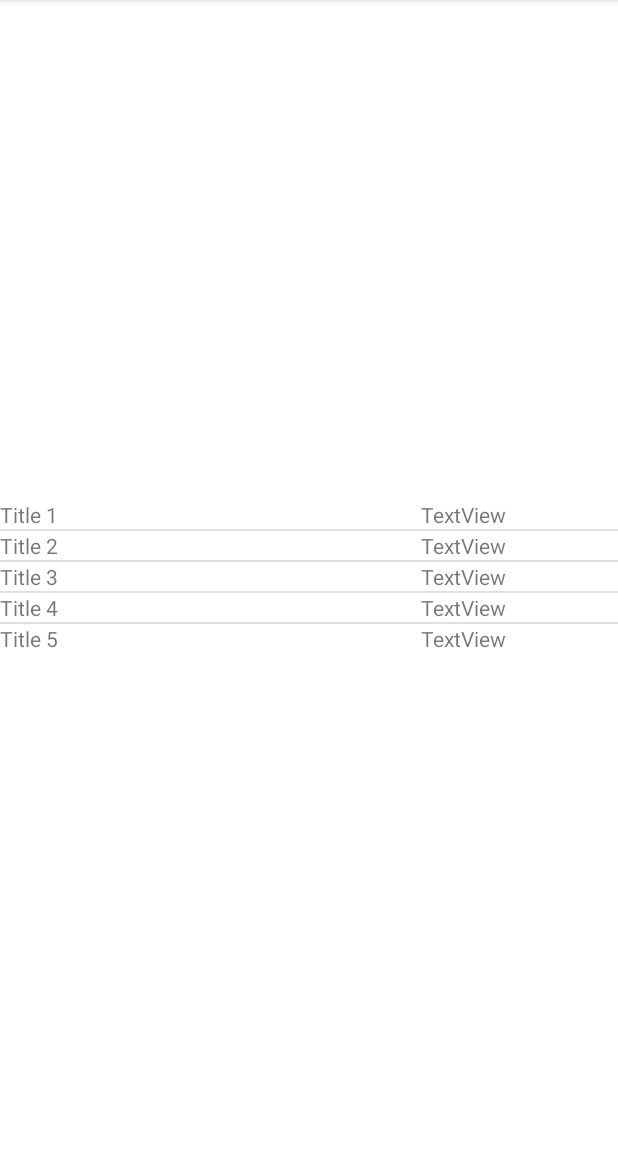
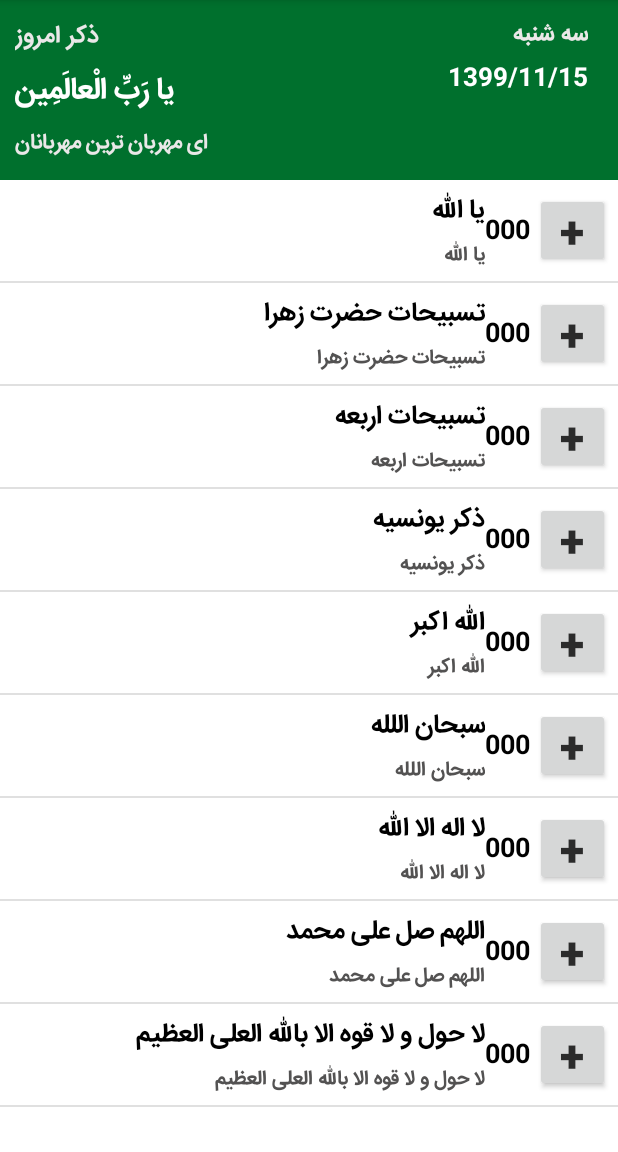
Before and after one commit to mustafapoya/dailyzekr, an Android app: the fragment ZekrsFragment shown on its own in the app's theme, on a phone screen of 412 x 824 dp, the part 84-1236 px from its top. Run offline under Robolectric (Android 15) with nearby library versions, the phone set to English and light mode, and no system bars; our stand-ins replace AdMob.

Commit message:
daily zekr list update

```diff
--- a/app/src/main/java/com/ellia/dailyzekr/ui/zekrs/MyListAdapter.java
+++ b/app/src/main/java/com/ellia/dailyzekr/ui/zekrs/MyListAdapter.java
@@ -30,6 +30,9 @@ public class MyListAdapter extends ArrayAdapter<String> {
         TextView titleText = (TextView) rowView.findViewById(R.id.txtTitle);
         titleText.setText(maintitle[position]);
 
+        TextView titleTrans = (TextView) rowView.findViewById(R.id.txtTitleTrans);
+        titleTrans.setText(maintitle[position]);
+
         return rowView;
 
     };
--- a/app/src/main/java/com/ellia/dailyzekr/ui/zekrs/ZekrsFragment.java
+++ b/app/src/main/java/com/ellia/dailyzekr/ui/zekrs/ZekrsFragment.java
@@ -2,6 +2,7 @@ package com.ellia.dailyzekr.ui.zekrs;
 
 import android.content.Context;
 import android.os.Bundle;
+import android.util.Log;
 import android.view.LayoutInflater;
 import android.view.View;
 import android.view.ViewGroup;
@@ -24,15 +25,27 @@ public class ZekrsFragment extends Fragment {
 
     ListView list;
     String[] maintitle = {
-            "Title 1","Title 2",
-            "Title 3","Title 4",
-            "Title 5",
+            "یا الله",
+            "تسبیحات حضرت زهرا",
+            "تسبیحات اربعه",
+            "ذکر یونسیه",
+            "الله اکبر",
+            "سبحان اللله",
+            "لا اله الا الله",
+            "اللهم صل علی محمد",
+            "لا حول و لا قوه الا بالله العلی العظیم"
     };
 
     String[] subtitle = {
-            "Sub Title 1","Sub Title 2",
-            "Sub Title 3","Sub Title 4",
-            "Sub Title 5",
+            "ای خدا",
+            "الله اکبر، الحمدالله، سبحان الله",
+            "سبحان الله، و الحمدالله، و لا اله الا الله",
+            "لا اله الا انت سبحانک انی کنت من الظالمین",
+            "",
+            "خدا بزرگ است",
+            "منزه است خداوند",
+            "خدایا درود بفرست بر محمد و آل محمد",
+            "جنبش و نیرویی نیست جز به خدای والای بزرگ"
     };
 
     public View onCreateView(@NonNull LayoutInflater inflater, @Nullable ViewGroup container, @Nullable Bundle savedInstanceState) {
@@ -50,6 +63,7 @@ public class ZekrsFragment extends Fragment {
             public void onItemClick(AdapterView<?> parent, View view,int position, long id) {
             if(position == 0) {
                 Toast.makeText(context,"Place Your First Option Code",Toast.LENGTH_SHORT).show();
+                Log.d("list_click", "Item clicked");
             }
             else if(position == 1) {
                 Toast.makeText(context,"Place Your Second Option Code",Toast.LENGTH_SHORT).show();
@@ -63,7 +77,6 @@ public class ZekrsFragment extends Fragment {
             else if(position == 4) {
                 Toast.makeText(context,"Place Your Fifth Option Code",Toast.LENGTH_SHORT).show();
             }
-
             }
         });
 
--- a/app/src/main/res/layout/fragment_zekrs.xml
+++ b/app/src/main/res/layout/fragment_zekrs.xml
@@ -7,11 +7,97 @@
     app:chainUseRtl="false"
     android:layout_height="match_parent">
 
+    <androidx.constraintlayout.widget.ConstraintLayout
+        android:id="@+id/constraintLayout"
+        android:layout_width="0dp"
+        android:layout_height="120sp"
+        android:background="@color/colorPrimary"
+        app:layout_constraintEnd_toEndOf="parent"
+        app:layout_constraintStart_toStartOf="parent"
+        app:layout_constraintTop_toTopOf="parent">
+
+        <TextView
+            android:id="@+id/txtTitleTodayZekr"
+            android:layout_width="wrap_content"
+            android:layout_height="wrap_content"
+            android:layout_marginStart="10dp"
+            android:layout_marginTop="10dp"
+            android:fontFamily="@font/iran_sans_bold"
+            android:text="ذکر امروز"
+            android:textColor="#EAE8E8"
+            android:textSize="16sp"
+            app:layout_constraintStart_toStartOf="parent"
+            app:layout_constraintTop_toTopOf="parent" />
+
+        <TextView
+            android:id="@+id/txtTodayZekr"
+            android:layout_width="wrap_content"
+            android:layout_height="wrap_content"
+            android:layout_marginStart="10dp"
+            android:layout_marginTop="5dp"
+            android:fontFamily="@font/iran_sans_bold"
+            android:text="یا رَبِّ الْعالَمِین"
+            android:textColor="#fff"
+            android:textSize="20sp"
+            app:layout_constraintStart_toStartOf="parent"
+            app:layout_constraintTop_toBottomOf="@+id/txtTitleTodayZekr" />
+
+        <TextView
+            android:id="@+id/txtTodayZekrTrans"
+            android:layout_width="wrap_content"
+            android:layout_height="wrap_content"
+            android:layout_marginStart="10dp"
+            android:layout_marginTop="5dp"
+            android:fontFamily="@font/iran_sans_family"
+            android:text="ای مهربان ترین مهربانان"
+            android:textColor="#EAE8E8"
+            android:textSize="14sp"
+            app:layout_constraintStart_toStartOf="parent"
+            app:layout_constraintTop_toBottomOf="@+id/txtTodayZekr" />
+
+        <TextView
+            android:id="@+id/txtTodayName"
+            android:layout_width="wrap_content"
+            android:layout_height="wrap_content"
+            android:layout_marginTop="10dp"
+            android:layout_marginEnd="20dp"
+            android:fontFamily="@font/iran_sans_family"
+            android:text="سه شنبه"
+            android:textColor="#EAE8E8"
+            android:textSize="15sp"
+            app:layout_constraintEnd_toEndOf="parent"
+            app:layout_constraintTop_toTopOf="parent" />
+
+        <TextView
+            android:id="@+id/textView6"
+            android:layout_width="wrap_content"
+            android:layout_height="wrap_content"
+            android:layout_marginTop="2dp"
+            android:layout_marginEnd="20dp"
+            android:text="1399/11/15"
+            android:textColor="#fff"
+            android:textSize="17sp"
+            android:textStyle="bold"
+            app:layout_constraintEnd_toEndOf="parent"
+            app:layout_constraintTop_toBottomOf="@+id/txtTodayName" />
+    </androidx.constraintlayout.widget.ConstraintLayout>
+
+    <com.google.android.gms.ads.AdView
+        android:id="@+id/homeAdView"
+        android:layout_width="match_parent"
+        android:layout_height="wrap_content"
+        android:layout_alignParentTop="true"
+        app:adSize="BANNER"
+        app:adUnitId="ca-app-pub-9778979220370457/5019065183"
+        app:layout_constraintBottom_toBottomOf="parent"
+        app:layout_constraintEnd_toEndOf="parent" />
+
     <ListView
         android:id="@+id/list_zekrs"
         android:layout_width="match_parent"
-        android:layout_height="wrap_content"
-        app:layout_constraintBottom_toBottomOf="parent"
+        android:layout_height="0dp"
+        app:layout_constraintBottom_toTopOf="@+id/homeAdView"
+        app:layout_constraintEnd_toEndOf="parent"
         app:layout_constraintStart_toStartOf="parent"
-        app:layout_constraintTop_toTopOf="parent"></ListView>
+        app:layout_constraintTop_toBottomOf="@+id/constraintLayout" />
 </androidx.constraintlayout.widget.ConstraintLayout>
--- a/app/src/main/res/layout/list_custom_zekr.xml
+++ b/app/src/main/res/layout/list_custom_zekr.xml
@@ -1,29 +1,67 @@
 <?xml version="1.0" encoding="utf-8"?>
-<androidx.constraintlayout.widget.ConstraintLayout
-    xmlns:android="http://schemas.android.com/apk/res/android"
+<androidx.constraintlayout.widget.ConstraintLayout xmlns:android="http://schemas.android.com/apk/res/android"
     xmlns:app="http://schemas.android.com/apk/res-auto"
     xmlns:tools="http://schemas.android.com/tools"
     android:layout_width="match_parent"
-    android:layout_height="match_parent">
+
+    android:padding="5dp"
+    android:layout_height="70dp">
 
     <TextView
         android:id="@+id/txtTitle"
-        android:layout_width="wrap_content"
+        android:layout_width="0dp"
         android:layout_height="wrap_content"
-        android:text="TextView"
-        app:layout_constraintBottom_toBottomOf="parent"
+        android:layout_marginStart="5dp"
+        android:ellipsize="end"
+        android:fontFamily="@font/iran_sans_family"
+        android:maxLines="1"
+        android:text="یا الله"
+        android:textColor="#000"
+        android:textSize="17sp"
+        app:layout_constraintEnd_toStartOf="@+id/textView4"
         app:layout_constraintStart_toStartOf="parent"
         app:layout_constraintTop_toTopOf="parent" />
 
     <TextView
-        android:id="@+id/txtSubTitle"
+        android:id="@+id/txtTitleTrans"
+        android:layout_width="0dp"
+        android:layout_height="wrap_content"
+        android:layout_marginStart="5dp"
+        android:layout_marginTop="3dp"
+        android:fontFamily="@font/iran_sans_family"
+        android:text="ای خدا"
+        android:textColor="#535252"
+        android:textSize="13sp"
+        android:maxLines="1"
+        android:ellipsize="end"
+        app:layout_constraintEnd_toStartOf="@+id/textView4"
+        app:layout_constraintStart_toStartOf="parent"
+        app:layout_constraintTop_toBottomOf="@+id/txtTitle" />
+
+    <Button
+        android:id="@+id/button"
+        android:layout_width="50dp"
+        android:layout_height="50dp"
+        android:padding="0dp"
+        android:text="+"
+        android:textColor="#2B2B2B"
+        android:textSize="30dp"
+        android:textStyle="bold"
+        app:layout_constraintBottom_toBottomOf="parent"
+        app:layout_constraintEnd_toEndOf="parent"
+        app:layout_constraintTop_toTopOf="parent" />
+
+    <TextView
+        android:id="@+id/textView4"
         android:layout_width="wrap_content"
         android:layout_height="wrap_content"
-        android:layout_marginStart="205dp"
-        android:text="TextView"
-        app:layout_constraintBottom_toBottomOf="parent"
-        app:layout_constraintEnd_toEndOf="parent"
-        app:layout_constraintStart_toStartOf="@+id/txtTitle"
-        app:layout_constraintTop_toTopOf="parent" />
+        android:layout_marginTop="11dp"
+        android:layout_marginEnd="3dp"
+        android:text="000"
+        android:textColor="#000"
+        android:textSize="18sp"
+        android:textStyle="bold"
+        app:layout_constraintEnd_toStartOf="@+id/button"
+        app:layout_constraintTop_toTopOf="@+id/button" />
 
 </androidx.constraintlayout.widget.ConstraintLayout>
```
Lines whose indentation alone changed are shown as unchanged.
